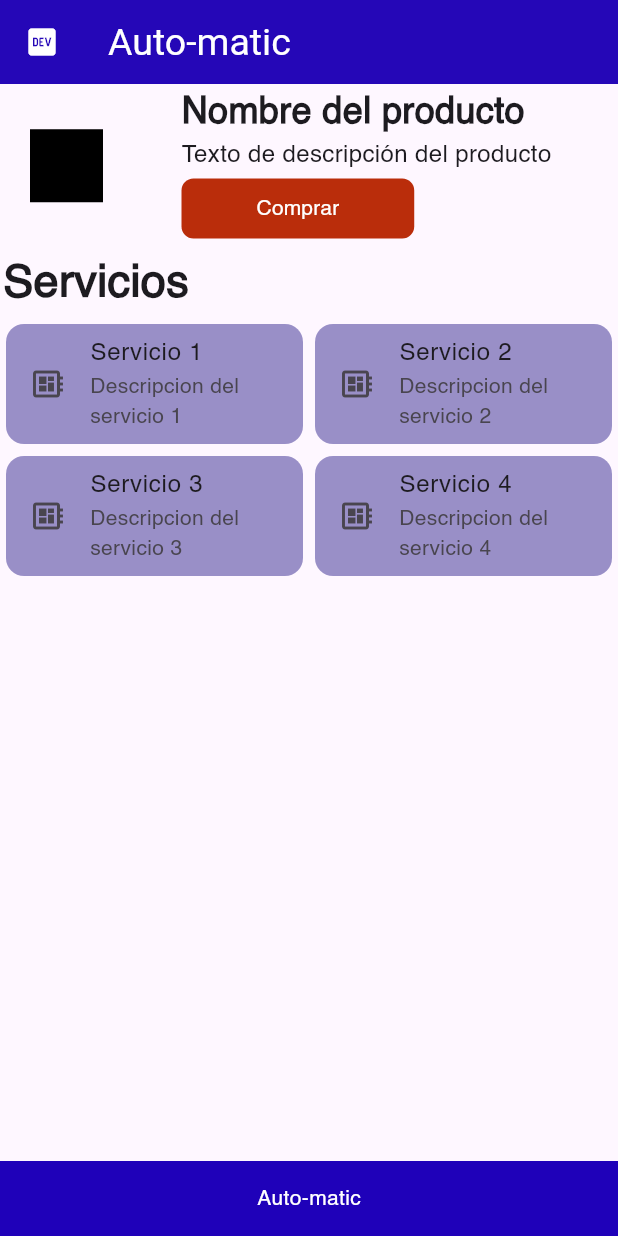
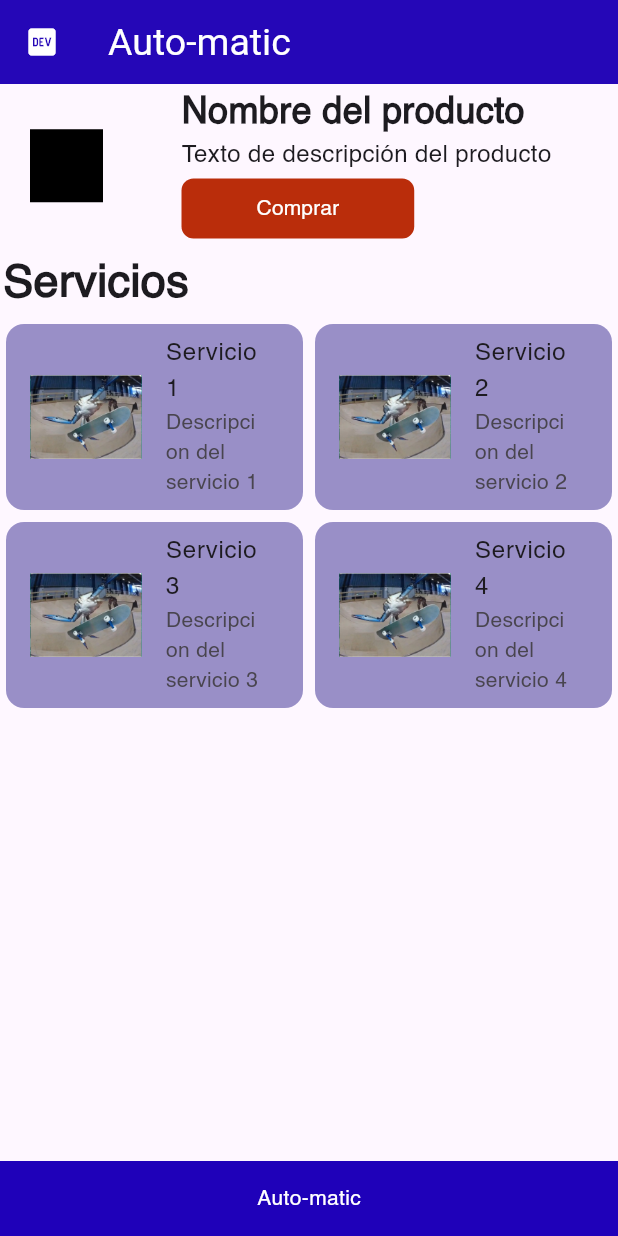
Before and after one commit to UMRGRS/Auto-matic, a Flutter app: the screen it shows after launch, on a phone screen of 412 x 824 dp. Run offline on Flutter 3.47's test engine with Material 3 defaults, Android fonts, the phone set to English and light mode, and no system bars.

Commit message:
Agregadas imagenes a los widgets de card

```diff
--- a/lib/screens/landing.dart
+++ b/lib/screens/landing.dart
@@ -66,14 +66,34 @@ class Landing extends StatelessWidget {
             ),
             const Row(
               children: [
-                Expanded(child: Landingcard(titulo: 'Servicio 1',texto: 'Descripcion del servicio 1',)), //new widget
-                Expanded(child: Landingcard(titulo: 'Servicio 2',texto: 'Descripcion del servicio 2',)),
+                Expanded(
+                    child: Landingcard(
+                  titulo: 'Servicio 1',
+                  texto: 'Descripcion del servicio 1',
+                  imagen: 'imagenes/default.png',
+                )), //new widget
+                Expanded(
+                    child: Landingcard(
+                  titulo: 'Servicio 2',
+                  texto: 'Descripcion del servicio 2',
+                  imagen: 'imagenes/default.png',
+                )),
               ],
             ),
             const Row(
               children: [
-                Expanded(child: Landingcard(titulo: 'Servicio 3',texto: 'Descripcion del servicio 3',)),
-                Expanded(child: Landingcard(titulo: 'Servicio 4',texto: 'Descripcion del servicio 4',)),
+                Expanded(
+                    child: Landingcard(
+                  titulo: 'Servicio 3',
+                  texto: 'Descripcion del servicio 3',
+                  imagen: 'imagenes/default.png',
+                )),
+                Expanded(
+                    child: Landingcard(
+                  titulo: 'Servicio 4',
+                  texto: 'Descripcion del servicio 4',
+                  imagen: 'imagenes/default.png',
+                )),
               ],
             ),
           ],
--- a/lib/widgets/landingcard.dart
+++ b/lib/widgets/landingcard.dart
@@ -1,9 +1,11 @@
 import 'package:auto_matic/config/config.dart';
 
 class Landingcard extends StatefulWidget {
-  const Landingcard({super.key, required this.titulo, required this.texto});
+  const Landingcard({super.key, required this.titulo, required this.texto, required this.imagen});
   final String titulo;
   final String texto;
+  final String imagen;
+
 
   @override
   State<Landingcard> createState() => _LandingcardState();
@@ -18,7 +20,7 @@ class _LandingcardState extends State<Landingcard> {
           mainAxisSize: MainAxisSize.min,
           children: <Widget>[
             ListTile(
-              leading: Icon(Icons.developer_board),
+              leading: Image.asset(widget.imagen),
               title: Text(widget.titulo),
               subtitle: Text(widget.texto),
             ),
```
Also changed, not shown: pubspec.lock.
